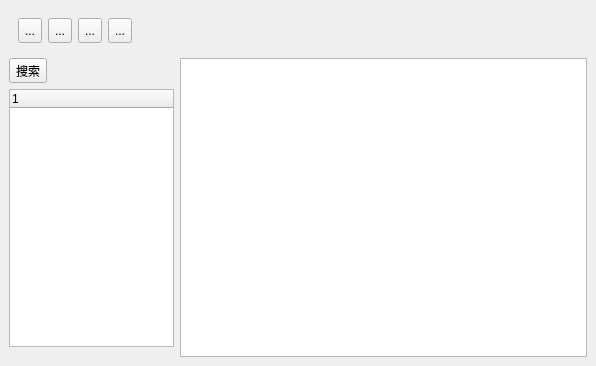
First picture: the form in App/mainwindow.ui, repository sandeepxi/LifeNote, before the edit.
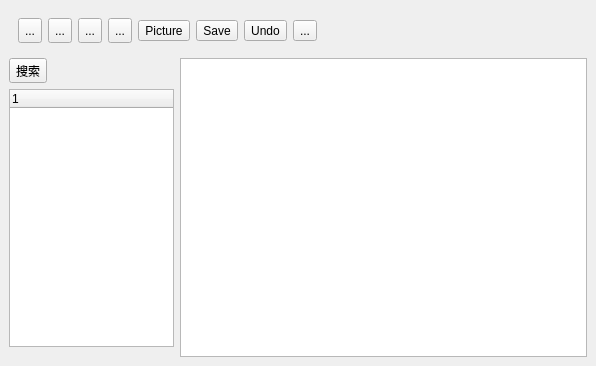
Second picture: the form after the edit.

```diff
--- a/App/mainwindow.ui
+++ b/App/mainwindow.ui
@@ -94,6 +94,34 @@
          </property>
         </widget>
        </item>
+       <item>
+        <widget class="QToolButton" name="pictureBtn">
+         <property name="text">
+          <string>Picture</string>
+         </property>
+        </widget>
+       </item>
+       <item>
+        <widget class="QToolButton" name="saveBtn">
+         <property name="text">
+          <string>Save</string>
+         </property>
+        </widget>
+       </item>
+       <item>
+        <widget class="QToolButton" name="undoBtn">
+         <property name="text">
+          <string>Undo</string>
+         </property>
+        </widget>
+       </item>
+       <item>
+        <widget class="QToolButton" name="toolButton_4">
+         <property name="text">
+          <string>...</string>
+         </property>
+        </widget>
+       </item>
        <item>
         <spacer name="titleBarSpacer">
          <property name="orientation">
```
